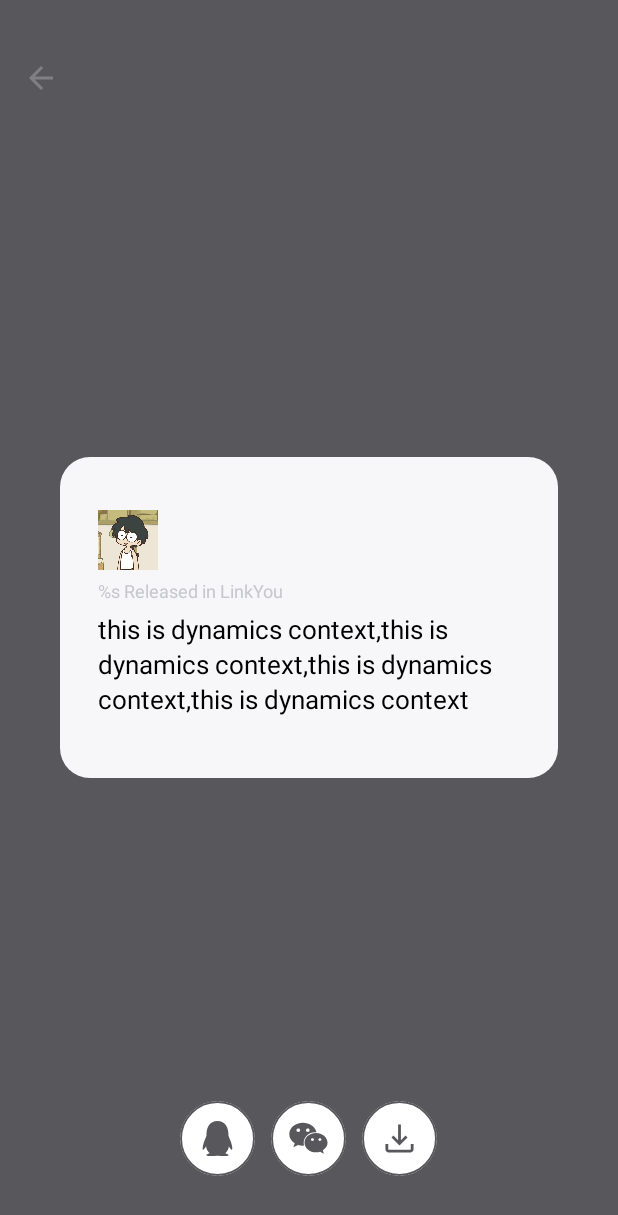
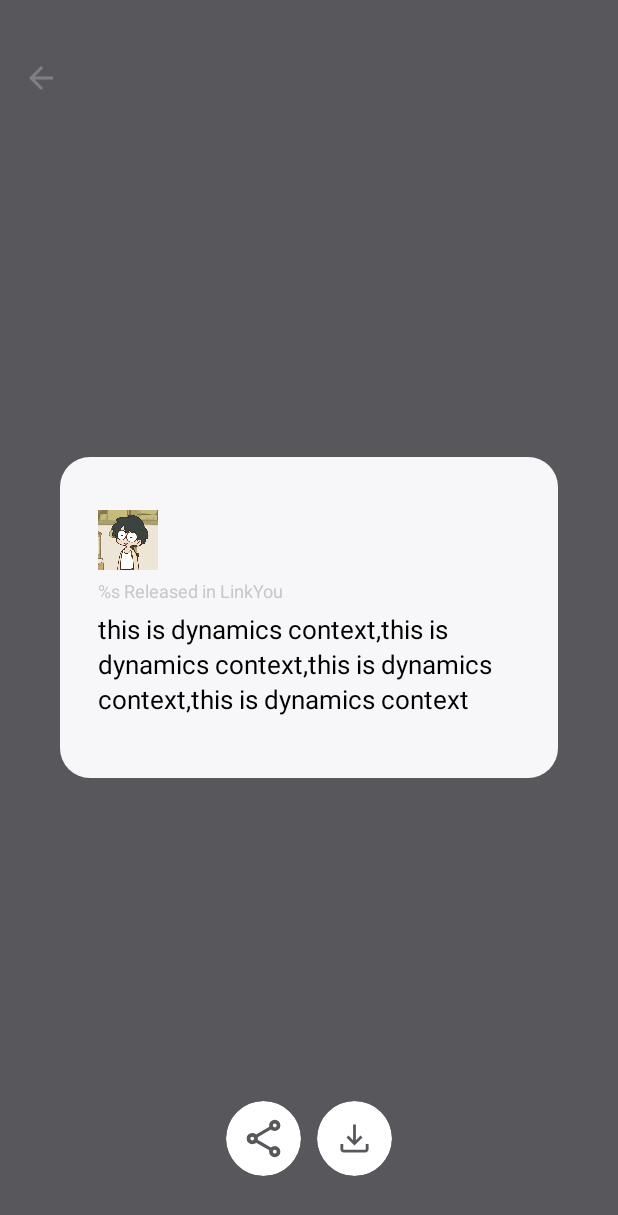
Before and after one commit to migu316/LinkYou, an Android app: the fragment SharedDynamicFragment shown on its own in the app's theme, after a tap on an icon or button, on a phone screen of 412 x 824 dp. Shown: the top 1215 px of the screen. Run offline under Robolectric (Android 15) with nearby library versions, the phone set to English and light mode, and no system bars; pictures from the network do not load; 6 statements that could not run were skipped.

```diff
--- a/app/build.gradle.kts
+++ b/app/build.gradle.kts
@@ -53,6 +53,7 @@ dependencies {
     implementation(libs.navigation.fragment)
     implementation(libs.navigation.ui)
     implementation(libs.paging)
+    implementation(libs.swiperefresh.layout)
     implementation(project(":core"))
     implementation(project(":network"))
 //    debugImplementation(libs.leak.cannary)
--- a/app/src/main/java/com/migu/android/linkyou/business/dynamic/SharedDynamicFragment.kt
+++ b/app/src/main/java/com/migu/android/linkyou/business/dynamic/SharedDynamicFragment.kt
@@ -1,18 +1,18 @@
 package com.migu.android.linkyou.business.dynamic
 
 import android.animation.AnimatorInflater
-import android.animation.ObjectAnimator
+import android.graphics.Bitmap
 import android.os.Bundle
 import android.view.LayoutInflater
 import android.view.View
 import android.view.ViewGroup
-import androidx.recyclerview.widget.GridLayoutManager
+import androidx.lifecycle.lifecycleScope
 import androidx.recyclerview.widget.LinearLayoutManager
 import com.bumptech.glide.Glide
 import com.bumptech.glide.load.resource.bitmap.RoundedCorners
 import com.bumptech.glide.request.RequestOptions
-import com.migu.android.core.util.BarUtils
 import com.migu.android.core.util.DateUtil
+import com.migu.android.core.util.FileUtils
 import com.migu.android.core.util.GlobalUtil
 import com.migu.android.core.util.GsonUtils
 import com.migu.android.core.util.UiUtils
@@ -22,13 +22,14 @@ import com.migu.android.linkyou.business.dynamic.adapter.ImageAdapter
 import com.migu.android.linkyou.databinding.FragmentDynamicSharedViewpagerBinding
 import com.migu.android.network.model.base.Dynamic
 import com.migu.android.network.util.NetWorkUtil
-import kotlinx.coroutines.delay
-import java.util.ArrayList
+import kotlinx.coroutines.Dispatchers
+import kotlinx.coroutines.launch
 
 class SharedDynamicFragment : BaseFragment() {
 
     private lateinit var binding: FragmentDynamicSharedViewpagerBinding
     private lateinit var dynamic: Dynamic
+    private var bitmap: Bitmap? = null
 
     override fun onCreate(savedInstanceState: Bundle?) {
         super.onCreate(savedInstanceState)
@@ -50,12 +51,15 @@ class SharedDynamicFragment : BaseFragment() {
             adapter = ImageAdapter(dynamic.imageUrls!!, null, true)
             layoutManager = LinearLayoutManager(requireContext())
         }
+
         binding.apply {
             dynamicContent.text = dynamic.postText
+
             dynamicTime.text = GlobalUtil.getString(
                 R.string.shared_post_time_string,
                 DateUtil.formatDateToString(dynamic.createdAt)
             )
+
             Glide.with(requireContext())
                 .load(NetWorkUtil.replaceHttps(dynamic.userInfoId?.avatar?.url))
                 // 将其转换为圆角图片可避免使用ShapeableImageView带来的边缘透明问题
@@ -74,16 +78,37 @@ class SharedDynamicFragment : BaseFragment() {
 
         AnimatorInflater.loadAnimator(requireContext(), R.animator.fade_control).apply {
             setTarget(binding.sharedOperation)
+            setTarget(binding.sharedView)
         }.start()
     }
 
     override fun initializeListener() {
-        binding.saveLocal.setOnClickListener {
-            val bitmap =
-                SharedDynamic.getScreenshotFromNestedScrollView(binding.sharedLinearLayout)
-            SharedDynamic.sharedImage(bitmap!!, requireContext())
+
+        binding.shared.setOnClickListener {
+            bitmap?.let {
+                SharedDynamic.sharedImage(it, requireContext())
+            } ?: run {
+                lifecycleScope.launch(Dispatchers.IO) {
+                    bitmap =
+                        SharedDynamic.getScreenshotFromLinearLayout(binding.sharedLinearLayout)
+                    SharedDynamic.sharedImage(bitmap, requireContext())
+                }
+            }
         }
 
+        binding.saveLocal.setOnClickListener {
+            bitmap?.let {
+                lifecycleScope.launch {
+                    FileUtils.saveBitmapToAlbum(it, System.currentTimeMillis().toString())
+                }
+            } ?: run {
+                lifecycleScope.launch(Dispatchers.IO) {
+                    bitmap =
+                        SharedDynamic.getScreenshotFromLinearLayout(binding.sharedLinearLayout)
+                    FileUtils.saveBitmapToAlbum(bitmap, System.currentTimeMillis().toString())
+                }
+            }
+        }
         binding.back.setOnClickListener {
             exitFragment()
         }
--- /dev/null
+++ b/app/src/main/res/drawable/share_24px.xml
@@ -0,0 +1,10 @@
+<vector xmlns:android="http://schemas.android.com/apk/res/android"
+    android:width="24dp"
+    android:height="24dp"
+    android:viewportWidth="960"
+    android:viewportHeight="960"
+    android:tint="?attr/colorControlNormal">
+  <path
+      android:fillColor="@android:color/white"
+      android:pathData="M720,880Q670,880 635,845Q600,810 600,760Q600,753 601,745.5Q602,738 604,732L322,568Q305,583 284,591.5Q263,600 240,600Q190,600 155,565Q120,530 120,480Q120,430 155,395Q190,360 240,360Q263,360 284,368.5Q305,377 322,392L604,228Q602,222 601,214.5Q600,207 600,200Q600,150 635,115Q670,80 720,80Q770,80 805,115Q840,150 840,200Q840,250 805,285Q770,320 720,320Q697,320 676,311.5Q655,303 638,288L356,452Q358,458 359,465.5Q360,473 360,480Q360,487 359,494.5Q358,502 356,508L638,672Q655,657 676,648.5Q697,640 720,640Q770,640 805,675Q840,710 840,760Q840,810 805,845Q770,880 720,880ZM720,240Q737,240 748.5,228.5Q760,217 760,200Q760,183 748.5,171.5Q737,160 720,160Q703,160 691.5,171.5Q680,183 680,200Q680,217 691.5,228.5Q703,240 720,240ZM240,520Q257,520 268.5,508.5Q280,497 280,480Q280,463 268.5,451.5Q257,440 240,440Q223,440 211.5,451.5Q200,463 200,480Q200,497 211.5,508.5Q223,520 240,520ZM720,800Q737,800 748.5,788.5Q760,777 760,760Q760,743 748.5,731.5Q737,720 720,720Q703,720 691.5,731.5Q680,743 680,760Q680,777 691.5,788.5Q703,800 720,800ZM720,200Q720,200 720,200Q720,200 720,200Q720,200 720,200Q720,200 720,200Q720,200 720,200Q720,200 720,200Q720,200 720,200Q720,200 720,200ZM240,480Q240,480 240,480Q240,480 240,480Q240,480 240,480Q240,480 240,480Q240,480 240,480Q240,480 240,480Q240,480 240,480Q240,480 240,480ZM720,760Q720,760 720,760Q720,760 720,760Q720,760 720,760Q720,760 720,760Q720,760 720,760Q720,760 720,760Q720,760 720,760Q720,760 720,760Z"/>
+</vector>
--- a/app/src/main/res/layout/fragment_dynamic_shared_viewpager.xml
+++ b/app/src/main/res/layout/fragment_dynamic_shared_viewpager.xml
@@ -52,8 +52,7 @@
                     android:id="@+id/user_avatar"
                     android:layout_width="40dp"
                     android:layout_height="40dp"
-                    android:src="@drawable/test_photo"
-                     />
+                    android:src="@drawable/test_photo" />
 
 
                 <com.google.android.material.textview.MaterialTextView
@@ -99,51 +98,36 @@
         android:paddingEnd="25dp"
         app:layout_anchorGravity="bottom">
 
+
         <com.google.android.material.card.MaterialCardView
+            android:id="@+id/shared"
             android:layout_width="50dp"
             android:layout_height="50dp"
             android:layout_marginStart="5dp"
             android:layout_marginEnd="5dp"
             app:cardCornerRadius="25dp"
             app:strokeColor="@color/sharedBackground"
-            app:strokeWidth="1dp">
+            app:strokeWidth="0dp">
 
             <ImageView
                 android:layout_width="30dp"
                 android:layout_height="30dp"
                 android:layout_gravity="center"
-                android:src="@drawable/qq_icon"
+                android:src="@drawable/share_24px"
                 app:tint="@color/sharedBackground" />
         </com.google.android.material.card.MaterialCardView>
 
         <com.google.android.material.card.MaterialCardView
+            android:id="@+id/save_local"
             android:layout_width="50dp"
             android:layout_height="50dp"
             android:layout_marginStart="5dp"
             android:layout_marginEnd="5dp"
             app:cardCornerRadius="25dp"
             app:strokeColor="@color/sharedBackground"
-            app:strokeWidth="1dp">
+            app:strokeWidth="0dp">
 
             <ImageView
-                android:layout_width="30dp"
-                android:layout_height="30dp"
-                android:layout_gravity="center"
-                android:src="@drawable/wx_chat_icon"
-                app:tint="@color/sharedBackground" />
-        </com.google.android.material.card.MaterialCardView>
-
-        <com.google.android.material.card.MaterialCardView
-            android:layout_width="50dp"
-            android:layout_height="50dp"
-            android:layout_marginStart="5dp"
-            android:layout_marginEnd="5dp"
-            app:cardCornerRadius="25dp"
-            app:strokeColor="@color/sharedBackground"
-            app:strokeWidth="1dp">
-
-            <ImageView
-                android:id="@+id/save_local"
                 android:layout_width="30dp"
                 android:layout_height="30dp"
                 android:layout_gravity="center"
--- a/core/src/main/java/com/migu/android/core/util/FileUtils.kt
+++ b/core/src/main/java/com/migu/android/core/util/FileUtils.kt
@@ -25,12 +25,16 @@ object FileUtils {
      * @param displayName 图片显示的名称
      * @param mimeType 图片mime类型
      */
-    suspend fun addBitmapToAlbum(
-        bitmap: Bitmap,
+    suspend fun saveBitmapToAlbum(
+        bitmap: Bitmap?,
         displayName: String,
-        mimeType: String,
+        mimeType: String = "image/png",
         compressFormat: Bitmap.CompressFormat = Bitmap.CompressFormat.PNG
     ) {
+        if (bitmap == null) {
+            showToastOnUiThread("图片保存失败！")
+            return
+        }
         withContext(Dispatchers.IO) {
             val pathLessThan29 =
                 "${Environment.getExternalStorageDirectory().path}/${Environment.DIRECTORY_PICTURES}/${LinkYou.packageLastName}"
--- a/gradle/libs.versions.toml
+++ b/gradle/libs.versions.toml
@@ -24,6 +24,7 @@ ksp = "1.9.23-1.0.19"
 navigation = "2.7.7"
 paging = "3.2.1"
 leakCannary = "2.13"
+swiperefreshlayout = "1.1.0"
 
 [libraries]
 androidx-core-ktx = { group = "androidx.core", name = "core-ktx", version.ref = "coreKtx" }
@@ -51,7 +52,7 @@ navigation-fragment = { group = "androidx.navigation", name = "navigation-fragme
 navigation-ui = { group = "androidx.navigation", name = "navigation-ui-ktx", version.ref = "navigation" }
 paging = { group = "androidx.paging", name = "paging-runtime-ktx", version.ref = "paging" }
 leak-cannary = { group = "com.squareup.leakcanary", name = "leakcanary-android", version.ref = "leakCannary" }
-
+swiperefresh-layout = {group = "androidx.swiperefreshlayout", name = "swiperefreshlayout", version.ref = "swiperefreshlayout"}
 [plugins]
 androidApplication = { id = "com.android.application", version.ref = "agp" }
 jetbrainsKotlinAndroid = { id = "org.jetbrains.kotlin.android", version.ref = "kotlin" }
```
Also changed, not shown: app/src/main/java/com/migu/android/linkyou/business/ActivitySharedViewModel.kt (+11 -1 lines), app/src/main/java/com/migu/android/linkyou/business/dynamic/DynamicImageFragment.kt (+2 -6 lines), app/src/main/java/com/migu/android/linkyou/business/dynamic/SharedDynamic.kt (+10 -37 lines), app/src/main/java/com/migu/android/linkyou/business/front/tagItem/fragment/MainPageFragment.kt (+12 -0 lines), app/src/main/java/com/migu/android/linkyou/business/my/MyFragment.kt (+13 -1 lines), app/src/main/res/layout/fragment_my.xml (+12 -5 lines), app/src/main/res/layout/fragment_tab_item_main_page.xml (+8 -4 lines).
